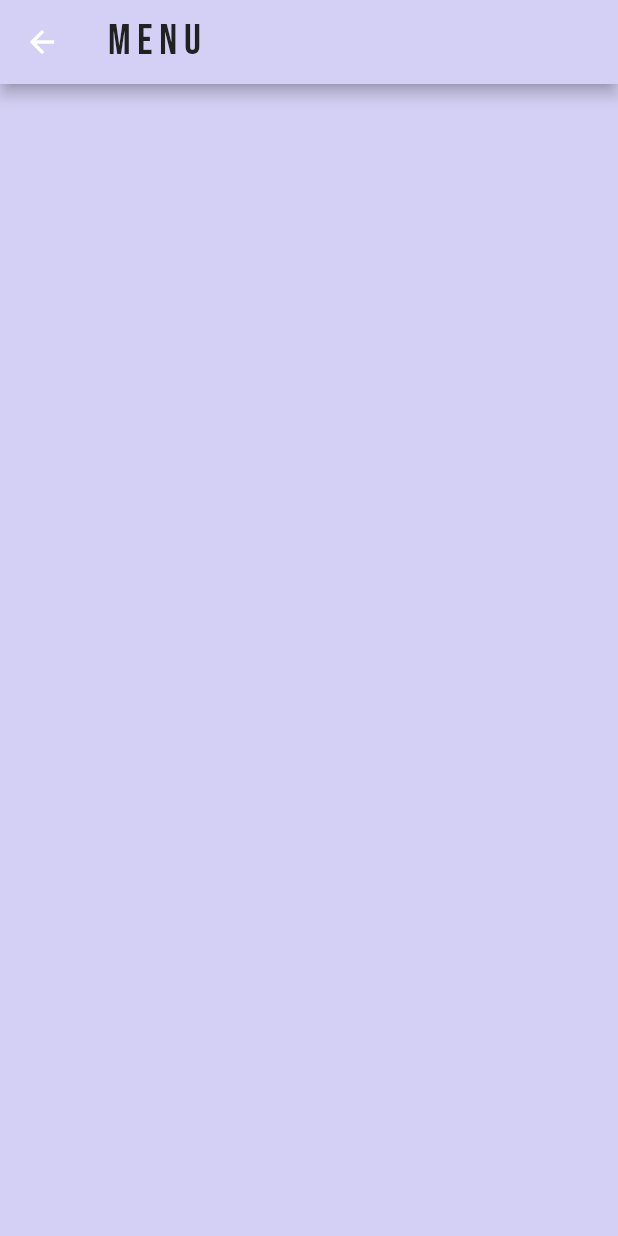
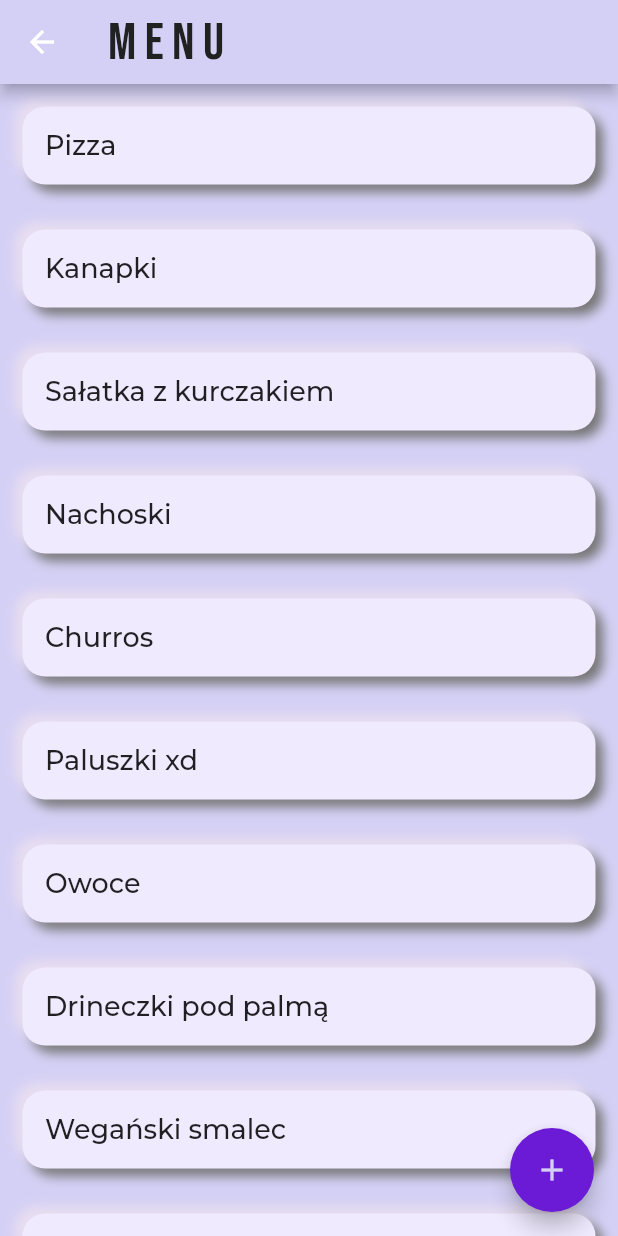
Before and after one commit to agajaworska/letsparty, a Flutter app: the MenuPage screen opened directly, on a phone screen of 412 x 824 dp. Run offline on Flutter 3.47's test engine with Material 2 defaults, Android fonts, the phone set to English and light mode, and no system bars; our stand-ins replace firebase_auth, firebase_core, google_fonts, google_nav_bar; accounts and stored records are empty.

Commit message:
Create MenuWidget in menu_page

```diff
--- a/lib/app/attraction/attr_page.dart
+++ b/lib/app/attraction/attr_page.dart
@@ -13,7 +13,7 @@ class AttractionPage extends StatelessWidget {
         title: Text(
           'A t r a k c j e',
           style: GoogleFonts.bebasNeue(
-            fontSize: 28,
+            fontSize: 35,
             color: Colors.grey.shade900,
           ),
         ),
--- a/lib/app/budget/budget_page.dart
+++ b/lib/app/budget/budget_page.dart
@@ -13,7 +13,7 @@ class BudgetPage extends StatelessWidget {
         title: Text(
           'F i n a n s e',
           style: GoogleFonts.bebasNeue(
-            fontSize: 28,
+            fontSize: 35,
             color: Colors.grey.shade900,
           ),
         ),
--- a/lib/app/date/date_page.dart
+++ b/lib/app/date/date_page.dart
@@ -13,7 +13,7 @@ class DatePage extends StatelessWidget {
         title: Text(
           'G d z i e  i  k i e d y',
           style: GoogleFonts.bebasNeue(
-            fontSize: 28,
+            fontSize: 35,
             color: Colors.grey.shade900,
           ),
         ),
--- a/lib/app/menu/menu_page.dart
+++ b/lib/app/menu/menu_page.dart
@@ -13,9 +13,71 @@ class MenuPage extends StatelessWidget {
         title: Text(
           'M e n u',
           style: GoogleFonts.bebasNeue(
-            fontSize: 28,
+            fontSize: 35,
             color: Colors.grey.shade900,
           ),
+        ),
+      ),
+      floatingActionButton: FloatingActionButton(
+        backgroundColor: Color.fromARGB(255, 107, 26, 213),
+        onPressed: () {},
+        child: const Icon(
+          Icons.add_outlined,
+          color: Color.fromARGB(255, 212, 208, 245),
+        ),
+      ),
+      body: ListView(
+        children: const [
+          MenuWidget(title: 'Pizza'),
+          MenuWidget(title: 'Kanapki'),
+          MenuWidget(title: 'Sałatka z kurczakiem'),
+          MenuWidget(title: 'Nachoski'),
+          MenuWidget(title: 'Churros'),
+          MenuWidget(title: 'Paluszki xd'),
+          MenuWidget(title: 'Owoce'),
+          MenuWidget(title: 'Drineczki pod palmą'),
+          MenuWidget(title: 'Wegański smalec'),
+          MenuWidget(title: 'Zupa krem'),
+        ],
+      ),
+    );
+  }
+}
+
+class MenuWidget extends StatelessWidget {
+  const MenuWidget({
+    Key? key,
+    required this.title,
+  }) : super(key: key);
+
+  final String title;
+
+  @override
+  Widget build(BuildContext context) {
+    return Container(
+      padding: const EdgeInsets.all(15),
+      margin: const EdgeInsets.all(15),
+      decoration: BoxDecoration(
+        color: const Color.fromARGB(255, 240, 234, 255),
+        borderRadius: BorderRadius.circular(15),
+        boxShadow: [
+          BoxShadow(
+            offset: const Offset(5, 5),
+            blurRadius: 6.0,
+            color: Colors.grey.shade600,
+          ),
+          const BoxShadow(
+            offset: const Offset(-5, -5),
+            blurRadius: 6.0,
+            color: const Color.fromARGB(255, 232, 222, 240),
+          ),
+        ],
+      ),
+      child: Text(
+        title,
+        style: GoogleFonts.montserrat(
+          fontSize: 18,
+          fontWeight: FontWeight.w500,
         ),
       ),
     );
--- a/lib/app/quest/quest_page.dart
+++ b/lib/app/quest/quest_page.dart
@@ -13,7 +13,7 @@ class QuestPage extends StatelessWidget {
         title: Text(
           'L i s t a  g o ś c i',
           style: GoogleFonts.bebasNeue(
-            fontSize: 28,
+            fontSize: 35,
             color: Colors.grey.shade900,
           ),
         ),
--- a/lib/app/theme/theme_page.dart
+++ b/lib/app/theme/theme_page.dart
@@ -13,7 +13,7 @@ class ThemePage extends StatelessWidget {
         title: Text(
           'M o t y w  i m p r e z y',
           style: GoogleFonts.bebasNeue(
-            fontSize: 28,
+            fontSize: 35,
             color: Colors.grey.shade900,
           ),
         ),
```
Also changed, not shown: lib/app/home/main_view/main_view_page_content.dart (+15 -5 lines), lib/app/home/my_account/my_account_page_content.dart (+80 -13 lines).
